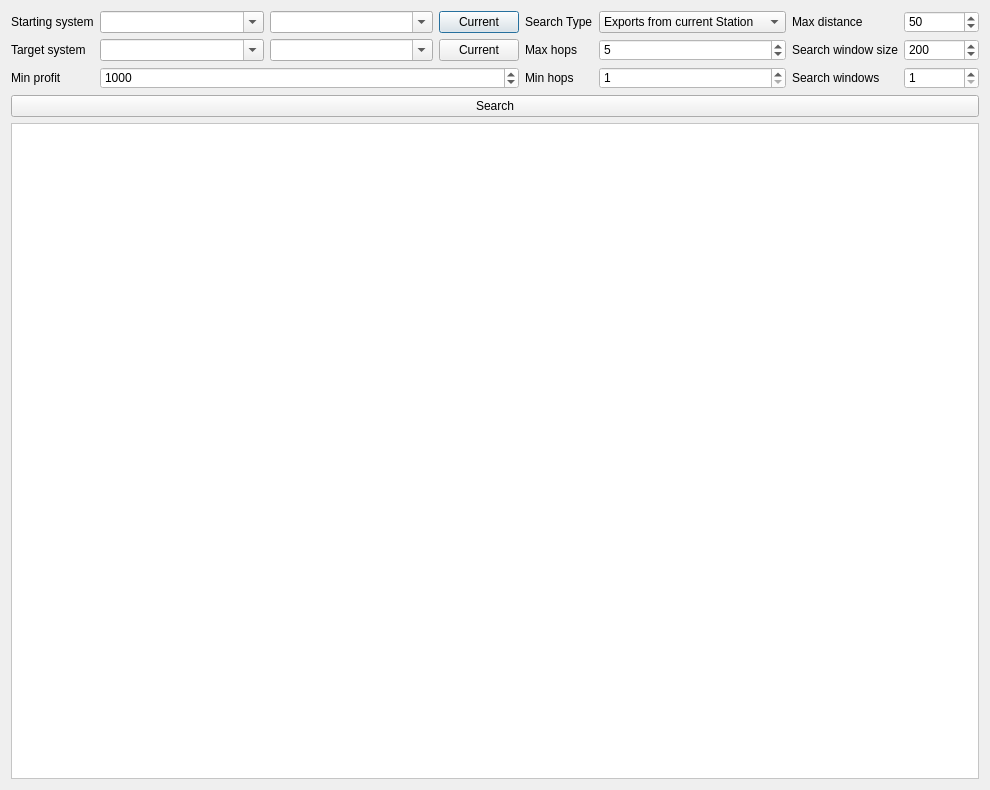
Old version of the form src/ui/SearchTab.ui in the repository BeTeK/EliteMerchant.
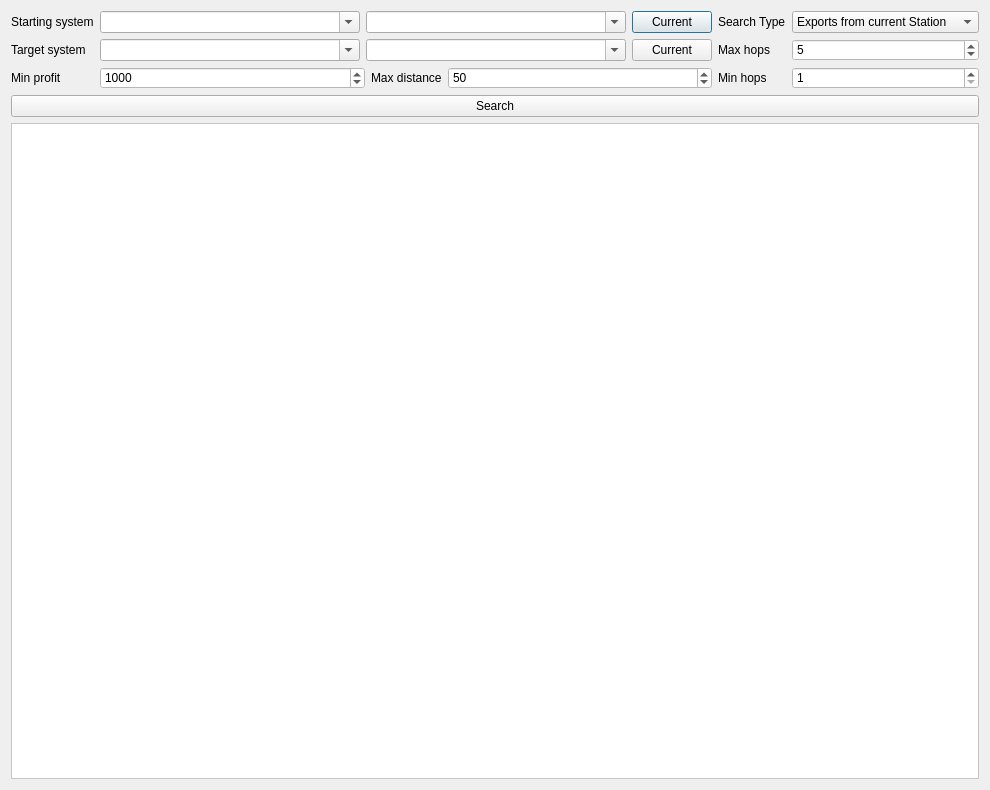
New version of the form.

Commit message: disabled windowed sqlite queries everywhere, removed related UI elements

```diff
--- a/src/ui/SearchTab.ui
+++ b/src/ui/SearchTab.ui
@@ -70,13 +70,6 @@
          </item>
         </widget>
        </item>
-       <item row="3" column="5">
-        <widget class="QLabel" name="label_2">
-         <property name="text">
-          <string>Search window size</string>
-         </property>
-        </widget>
-       </item>
        <item row="3" column="0">
         <widget class="QLabel" name="label_5">
          <property name="text">
@@ -91,13 +84,6 @@
          </property>
         </widget>
        </item>
-       <item row="4" column="5">
-        <widget class="QLabel" name="label_6">
-         <property name="text">
-          <string>Search windows</string>
-         </property>
-        </widget>
-       </item>
        <item row="4" column="3">
         <widget class="QLabel" name="label_14">
          <property name="text">
@@ -157,7 +143,7 @@
             <string notr="true">background:rgb(255,255,255)</string>
            </property>
            <property name="minimum">
-            <number>100</number>
+            <number>400</number>
            </property>
            <property name="maximum">
             <number>99999999</number>
@@ -167,15 +153,46 @@
            </property>
           </widget>
          </item>
+         <item>
+          <widget class="QLabel" name="label_3">
+           <property name="text">
+            <string>Max distance</string>
+           </property>
+          </widget>
+         </item>
+         <item>
+          <widget class="QSpinBox" name="maxDistanceSpinBox">
+           <property name="sizePolicy">
+            <sizepolicy hsizetype="Expanding" vsizetype="Fixed">
+             <horstretch>0</horstretch>
+             <verstretch>0</verstretch>
+            </sizepolicy>
+           </property>
+           <property name="minimumSize">
+            <size>
+             <width>75</width>
+             <height>0</height>
+            </size>
+           </property>
+           <property name="toolTip">
+            <string>&lt;html&gt;&lt;head/&gt;&lt;body&gt;&lt;pre align=&quot;justify&quot; style=&quot; margin-top:12px; margin-bottom:0px; margin-left:0px; margin-right:0px; -qt-block-indent:0; text-indent:0px;&quot;&gt;&lt;span style=&quot; font-family:'Courier New,courier';&quot;&gt;This is the maximum distance in light years a trade route can be at.&lt;/span&gt;&lt;/pre&gt;&lt;pre align=&quot;justify&quot; style=&quot; margin-top:0px; margin-bottom:0px; margin-left:0px; margin-right:0px; -qt-block-indent:0; text-indent:0px;&quot;&gt;&lt;span style=&quot; font-family:'Courier New,courier';&quot;&gt;This is primarily an optimization parameter, as higher than 50ly is&lt;/span&gt;&lt;/pre&gt;&lt;pre align=&quot;justify&quot; style=&quot; margin-top:0px; margin-bottom:0px; margin-left:0px; margin-right:0px; -qt-block-indent:0; text-indent:0px;&quot;&gt;&lt;span style=&quot; font-family:'Courier New,courier';&quot;&gt;rarely more profitable due to the distance(=time) cost. For smaller&lt;/span&gt;&lt;/pre&gt;&lt;pre align=&quot;justify&quot; style=&quot; margin-top:0px; margin-bottom:0px; margin-left:0px; margin-right:0px; -qt-block-indent:0; text-indent:0px;&quot;&gt;&lt;span style=&quot; font-family:'Courier New,courier';&quot;&gt;vessels with smaller tanks or jump ranges it's a good idea to lower&lt;/span&gt;&lt;/pre&gt;&lt;pre align=&quot;justify&quot; style=&quot; margin-top:0px; margin-bottom:0px; margin-left:0px; margin-right:0px; -qt-block-indent:0; text-indent:0px;&quot;&gt;&lt;span style=&quot; font-family:'Courier New,courier';&quot;&gt;this further for performance.&lt;/span&gt;&lt;/pre&gt;&lt;/body&gt;&lt;/html&gt;</string>
+           </property>
+           <property name="styleSheet">
+            <string notr="true">background:rgb(255,255,255)</string>
+           </property>
+           <property name="minimum">
+            <number>1</number>
+           </property>
+           <property name="maximum">
+            <number>500</number>
+           </property>
+           <property name="value">
+            <number>50</number>
+           </property>
+          </widget>
+         </item>
         </layout>
        </item>
-       <item row="1" column="5">
-        <widget class="QLabel" name="label_3">
-         <property name="text">
-          <string>Max distance</string>
-         </property>
-        </widget>
-       </item>
        <item row="1" column="0">
         <widget class="QLabel" name="label">
          <property name="text">
@@ -245,99 +262,6 @@
          </property>
         </widget>
        </item>
-       <item row="1" column="6">
-        <widget class="QSpinBox" name="maxDistanceSpinBox">
-         <property name="sizePolicy">
-          <sizepolicy hsizetype="Preferred" vsizetype="Fixed">
-           <horstretch>0</horstretch>
-           <verstretch>0</verstretch>
-          </sizepolicy>
-         </property>
-         <property name="minimumSize">
-          <size>
-           <width>75</width>
-           <height>0</height>
-          </size>
-         </property>
-         <property name="toolTip">
-          <string>&lt;html&gt;&lt;head/&gt;&lt;body&gt;&lt;pre align=&quot;justify&quot; style=&quot; margin-top:12px; margin-bottom:0px; margin-left:0px; margin-right:0px; -qt-block-indent:0; text-indent:0px;&quot;&gt;&lt;span style=&quot; font-family:'Courier New,courier';&quot;&gt;This is the maximum distance in light years a trade route can be at.&lt;/span&gt;&lt;/pre&gt;&lt;pre align=&quot;justify&quot; style=&quot; margin-top:0px; margin-bottom:0px; margin-left:0px; margin-right:0px; -qt-block-indent:0; text-indent:0px;&quot;&gt;&lt;span style=&quot; font-family:'Courier New,courier';&quot;&gt;This is primarily an optimization parameter, as higher than 50ly is&lt;/span&gt;&lt;/pre&gt;&lt;pre align=&quot;justify&quot; style=&quot; margin-top:0px; margin-bottom:0px; margin-left:0px; margin-right:0px; -qt-block-indent:0; text-indent:0px;&quot;&gt;&lt;span style=&quot; font-family:'Courier New,courier';&quot;&gt;rarely more profitable due to the distance(=time) cost. For smaller&lt;/span&gt;&lt;/pre&gt;&lt;pre align=&quot;justify&quot; style=&quot; margin-top:0px; margin-bottom:0px; margin-left:0px; margin-right:0px; -qt-block-indent:0; text-indent:0px;&quot;&gt;&lt;span style=&quot; font-family:'Courier New,courier';&quot;&gt;vessels with smaller tanks or jump ranges it's a good idea to lower&lt;/span&gt;&lt;/pre&gt;&lt;pre align=&quot;justify&quot; style=&quot; margin-top:0px; margin-bottom:0px; margin-left:0px; margin-right:0px; -qt-block-indent:0; text-indent:0px;&quot;&gt;&lt;span style=&quot; font-family:'Courier New,courier';&quot;&gt;this further for performance.&lt;/span&gt;&lt;/pre&gt;&lt;/body&gt;&lt;/html&gt;</string>
-         </property>
-         <property name="styleSheet">
-          <string notr="true">background:rgb(255,255,255)</string>
-         </property>
-         <property name="minimum">
-          <number>1</number>
-         </property>
-         <property name="maximum">
-          <number>500</number>
-         </property>
-         <property name="value">
-          <number>50</number>
-         </property>
-        </widget>
-       </item>
-       <item row="4" column="6">
-        <widget class="QSpinBox" name="windowCountSpinBox">
-         <property name="sizePolicy">
-          <sizepolicy hsizetype="Preferred" vsizetype="Fixed">
-           <horstretch>0</horstretch>
-           <verstretch>0</verstretch>
-          </sizepolicy>
-         </property>
-         <property name="minimumSize">
-          <size>
-           <width>75</width>
-           <height>0</height>
-          </size>
-         </property>
-         <property name="toolTip">
-          <string>&lt;html&gt;&lt;head/&gt;&lt;body&gt;&lt;pre align=&quot;justify&quot; style=&quot; margin-top:12px; margin-bottom:0px; margin-left:0px; margin-right:0px; -qt-block-indent:0; text-indent:0px;&quot;&gt;&lt;span style=&quot; font-family:'Courier New,courier';&quot;&gt;How many windows should we search? Setting this to 1 will search the cube of set&lt;/span&gt;&lt;/pre&gt;&lt;pre align=&quot;justify&quot; style=&quot; margin-top:0px; margin-bottom:0px; margin-left:0px; margin-right:0px; -qt-block-indent:0; text-indent:0px;&quot;&gt;&lt;span style=&quot; font-family:'Courier New,courier';&quot;&gt;size centered around the current system. The default is 7, which is the current&lt;/span&gt;&lt;/pre&gt;&lt;pre align=&quot;justify&quot; style=&quot; margin-top:0px; margin-bottom:0px; margin-left:0px; margin-right:0px; -qt-block-indent:0; text-indent:0px;&quot;&gt;&lt;span style=&quot; font-family:'Courier New,courier';&quot;&gt;and 6 closest search windows. To search galaxy-wide, set this to 9999999999999.&lt;/span&gt;&lt;/pre&gt;&lt;pre align=&quot;justify&quot; style=&quot; margin-top:0px; margin-bottom:0px; margin-left:0px; margin-right:0px; -qt-block-indent:0; text-indent:0px;&quot;&gt;&lt;span style=&quot; font-family:'Courier New,courier';&quot;&gt;At window size 200, the galaxy size is just 64 windows, so it is not that heavy&lt;/span&gt;&lt;/pre&gt;&lt;pre align=&quot;justify&quot; style=&quot; margin-top:0px; margin-bottom:0px; margin-left:0px; margin-right:0px; -qt-block-indent:0; text-indent:0px;&quot;&gt;&lt;span style=&quot; font-family:'Courier New,courier';&quot;&gt;of an operation - just impractical for constant use, where 7 is  a nice balance.&lt;/span&gt;&lt;/pre&gt;&lt;/body&gt;&lt;/html&gt;</string>
-         </property>
-         <property name="styleSheet">
-          <string notr="true">background:rgb(255,255,255)</string>
-         </property>
-         <property name="minimum">
-          <number>1</number>
-         </property>
-         <property name="maximum">
-          <number>9999999</number>
-         </property>
-         <property name="value">
-          <number>1</number>
-         </property>
-        </widget>
-       </item>
-       <item row="3" column="6">
-        <widget class="QSpinBox" name="windowSizeSpinBox">
-         <property name="sizePolicy">
-          <sizepolicy hsizetype="Preferred" vsizetype="Fixed">
-           <horstretch>0</horstretch>
-           <verstretch>0</verstretch>
-          </sizepolicy>
-         </property>
-         <property name="minimumSize">
-          <size>
-           <width>75</width>
-           <height>0</height>
-          </size>
-         </property>
-         <property name="toolTip">
-          <string>&lt;html&gt;&lt;head/&gt;&lt;body&gt;&lt;pre align=&quot;justify&quot; style=&quot; margin-top:12px; margin-bottom:0px; margin-left:0px; margin-right:0px; -qt-block-indent:0; text-indent:0px;&quot;&gt;&lt;span style=&quot; font-family:'Courier New,courier';&quot;&gt;The data is queried from the galaxy in cubes of this size.(value 200 -&amp;gt; 200^3ly)&lt;/span&gt;&lt;/pre&gt;&lt;pre align=&quot;justify&quot; style=&quot; margin-top:0px; margin-bottom:0px; margin-left:0px; margin-right:0px; -qt-block-indent:0; text-indent:0px;&quot;&gt;&lt;span style=&quot; font-family:'Courier New,courier';&quot;&gt;Purely an optimization option. You may play around with this but 200 seems pretty&lt;/span&gt;&lt;/pre&gt;&lt;pre align=&quot;justify&quot; style=&quot; margin-top:0px; margin-bottom:0px; margin-left:0px; margin-right:0px; -qt-block-indent:0; text-indent:0px;&quot;&gt;&lt;span style=&quot; font-family:'Courier New,courier';&quot;&gt;fast. Multiple search windows overlap by the amount of your current max distance&lt;/span&gt;&lt;/pre&gt;&lt;pre align=&quot;justify&quot; style=&quot; margin-top:0px; margin-bottom:0px; margin-left:0px; margin-right:0px; -qt-block-indent:0; text-indent:0px;&quot;&gt;&lt;span style=&quot; font-family:'Courier New,courier';&quot;&gt;so no trade routes are missed, so for efficiency reasons it's good to have this&lt;/span&gt;&lt;/pre&gt;&lt;pre align=&quot;justify&quot; style=&quot; margin-top:0px; margin-bottom:0px; margin-left:0px; margin-right:0px; -qt-block-indent:0; text-indent:0px;&quot;&gt;&lt;span style=&quot; font-family:'Courier New,courier';&quot;&gt;significantly larger than that value.&lt;/span&gt;&lt;/pre&gt;&lt;/body&gt;&lt;/html&gt;</string>
-         </property>
-         <property name="styleSheet">
-          <string notr="true">background:rgb(255,255,255)</string>
-         </property>
-         <property name="minimum">
-          <number>100</number>
-         </property>
-         <property name="maximum">
-          <number>999999</number>
-         </property>
-         <property name="value">
-          <number>200</number>
-         </property>
-        </widget>
-       </item>
        <item row="3" column="2">
         <layout class="QHBoxLayout" name="targetsystemlayout">
          <item>
```
Left out of the diff: 6 changed lines with no effect on the pictures. The commit also changes 6 other files.
